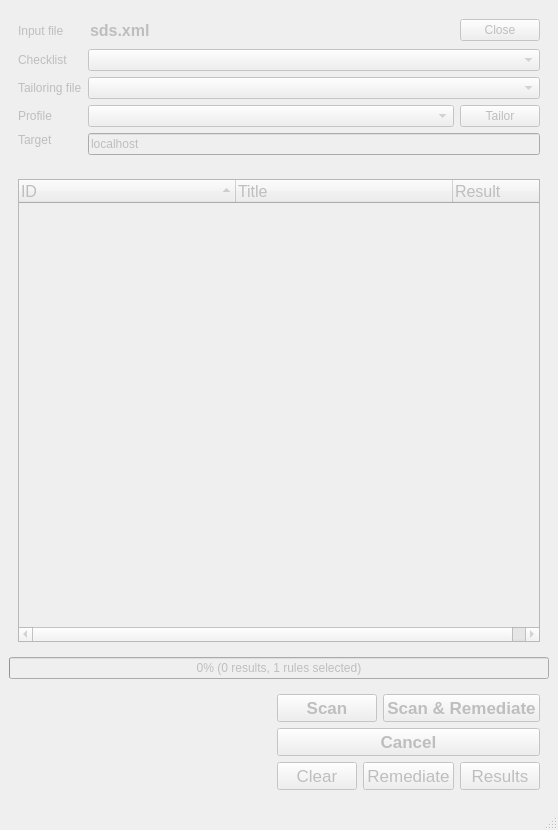
Before: the Qt Designer form ui/MainWindow.ui in OpenSCAP/scap-workbench, drawn with Qt 5.
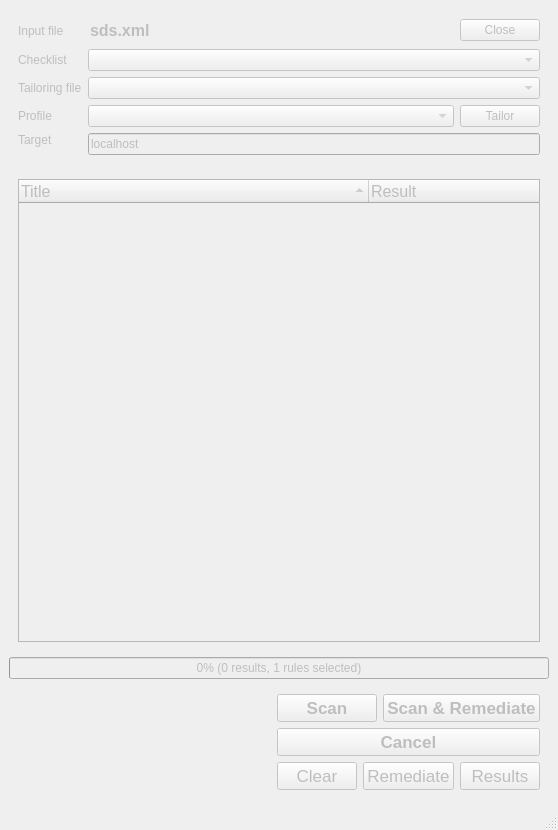
After: the same form once the commit is applied.

Commit message:
Do not display rule IDs in the scanning progress tree
Rule IDs have become almost useless starting with XCCDF 1.2 because a very
strict and verbose format is enforced on them.

Patch:
```diff
--- a/ui/MainWindow.ui
+++ b/ui/MainWindow.ui
@@ -143,13 +143,8 @@
           <bool>true</bool>
          </property>
          <attribute name="headerDefaultSectionSize">
-          <number>217</number>
+          <number>350</number>
          </attribute>
-         <column>
-          <property name="text">
-           <string>ID</string>
-          </property>
-         </column>
          <column>
           <property name="text">
            <string>Title</string>
```
The commit also changes 1 other file.
